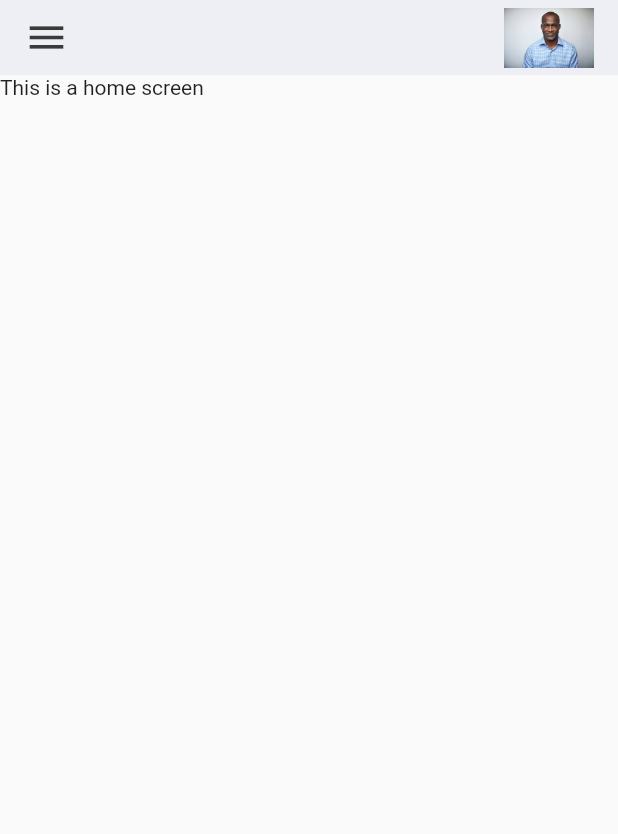
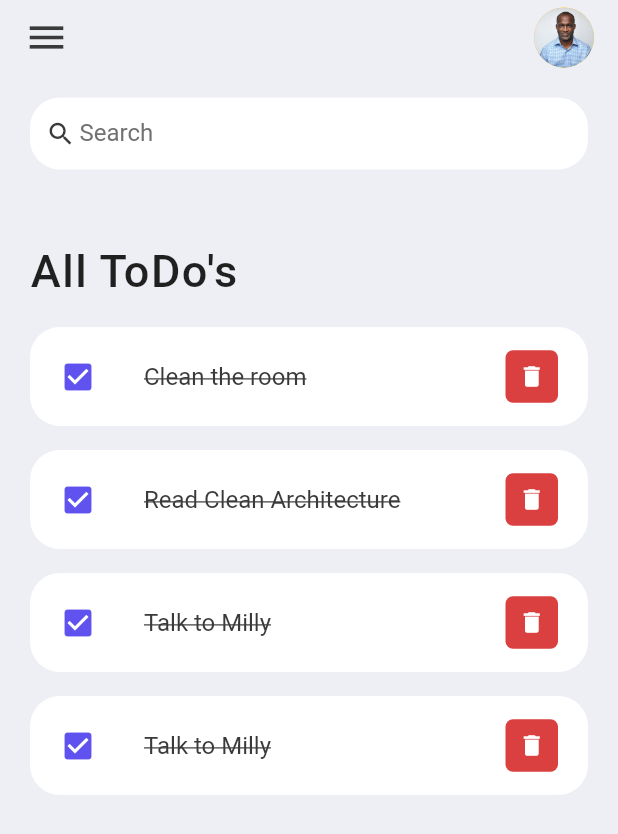
Before and after one commit to KINGSMITH97/todo_v2, a Flutter app: the screen it shows after launch, on a phone screen of 412 x 824 dp. Shown: the top 834 px of the screen. Run offline on Flutter 3.47's test engine with Material 2 defaults, Android fonts, the phone set to English and light mode, and no system bars.

Commit message:
updates various folder structure

```diff
--- /dev/null
+++ b/lib/model/todo.dart
@@ -0,0 +1,22 @@
+import 'package:flutter/foundation.dart';
+
+class Todo {
+  String? id;
+  String todoText;
+  bool isDone;
+
+  Todo({
+    required this.id,
+    required this.todoText,
+    this.isDone = false,
+  });
+
+  static List<Todo> todoList(){
+    return [
+      Todo(id: "01", todoText: "Clean the room", isDone: true),
+      Todo(id: "02", todoText: "Read Clean Architecture", isDone: true),
+      Todo(id: "03", todoText: "Talk to Milly"),
+      Todo(id: "03", todoText: "Talk to Milly"),
+    ];
+  }
+}
--- a/lib/screens/home.dart
+++ b/lib/screens/home.dart
@@ -1,8 +1,12 @@
 import 'package:flutter/material.dart';
 import 'package:pradip_todo/constants/colors.dart';
+import 'package:pradip_todo/model/todo.dart';
+import 'package:pradip_todo/widgets/todo_item.dart';
 
 class Home extends StatefulWidget {
-  const Home({super.key});
+  Home({super.key});
+
+  final todosList = Todo.todoList();
 
   @override
   State<Home> createState() => _HomeState();
@@ -12,31 +16,81 @@ class _HomeState extends State<Home> {
   @override
   Widget build(BuildContext context) {
     return Scaffold(
-      appBar: AppBar(
+      backgroundColor: tdBgColor,
+      appBar: buildAppBar(),
+      body: Container(
+        padding: const EdgeInsets.symmetric(horizontal: 20, vertical: 15),
+        child: Column(
+          children: [
+            searchBox(),
+            Expanded(
+              child: ListView(
+                children: [
+                  Container(
+                    margin: const EdgeInsets.only(top: 50, bottom: 20),
+                    child: const Text(
+                      "All ToDo's",
+                      style: TextStyle(
+                        letterSpacing: 1,
+                        fontSize: 30,
+                        fontWeight: FontWeight.w500,
+                      ),
+                    ),
+                  ),
+                  for (Todo todo in widget.todosList) TodoItem(todo: todo),
+                ],
+              ),
+            )
+          ],
+        ),
+      ),
+    );
+  }
+
+  AppBar buildAppBar() {
+    return AppBar(
       toolbarHeight: 50,
       backgroundColor: tdBgColor,
       elevation: 0,
       title: Row(
         mainAxisAlignment: MainAxisAlignment.spaceBetween,
-          children: [
-            const Icon(
+        children: const [
+          Icon(
             Icons.menu,
             color: tdBlack,
             size: 30,
           ),
           CircleAvatar(
-              radius: 30,
-              backgroundColor: Colors.transparent,
-              child: Image.asset("assets/images/port.jpg"),
+            radius: 20,
+            backgroundColor: Colors.amber,
+            foregroundImage: AssetImage("assets/images/port.jpg"),
           ),
-          ],
-        ),
-      ),
-      body: Column(
-        children: const [
-          Text("This is a home screen"),
         ],
       ),
     );
   }
 }
+
+Widget searchBox() {
+  return Container(
+    padding: const EdgeInsets.symmetric(horizontal: 8),
+    decoration: BoxDecoration(
+      color: Colors.white,
+      borderRadius: BorderRadius.circular(20),
+    ),
+    child: const TextField(
+      decoration: InputDecoration(
+        contentPadding: EdgeInsets.all(0),
+        prefixIcon: Icon(
+          Icons.search,
+          color: tdBlack,
+          size: 20,
+        ),
+        prefixIconConstraints: BoxConstraints(maxHeight: 20, minWidth: 25),
+        border: InputBorder.none,
+        hintText: "Search",
+        hintStyle: TextStyle(color: tdGrey),
+      ),
+    ),
+  );
+}
--- /dev/null
+++ b/lib/widgets/todo_item.dart
@@ -0,0 +1,49 @@
+import 'package:flutter/material.dart';
+import 'package:pradip_todo/constants/colors.dart';
+import 'package:pradip_todo/model/todo.dart';
+
+class TodoItem extends StatelessWidget {
+  const TodoItem({super.key, required this.todo});
+  final Todo todo;
+
+  @override
+  Widget build(BuildContext context) {
+    return Container(
+      padding: const EdgeInsets.only(bottom: 16),
+      child: ListTile(
+        contentPadding: const EdgeInsets.symmetric(horizontal: 20, vertical: 5),
+        onTap: () {},
+        shape: RoundedRectangleBorder(
+          borderRadius: BorderRadius.circular(20),
+        ),
+        tileColor: Colors.white,
+        leading: const Icon(
+          Icons.check_box,
+          color: tdBlue,
+        ),
+        title: Text(
+          todo.todoText,
+          style: const TextStyle(
+            color: tdBlack,
+            fontSize: 16,
+            decoration: TextDecoration.lineThrough,
+          ),
+        ),
+        trailing: Container(
+          height: 35,
+          width: 35,
+          decoration: BoxDecoration(
+            borderRadius: BorderRadius.circular(5),
+            color: tdRed,
+          ),
+          child: IconButton(
+            onPressed: () {},
+            icon: const Icon(Icons.delete),
+            color: Colors.white,
+            iconSize: 18,
+          ),
+        ),
+      ),
+    );
+  }
+}
```
Lines whose indentation alone changed are shown as unchanged.
